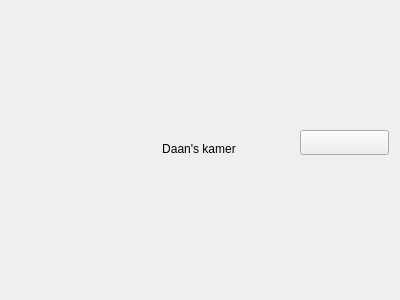
Qt form kamer_daan.ui (djog/djog_nanos_2018) before a commit.
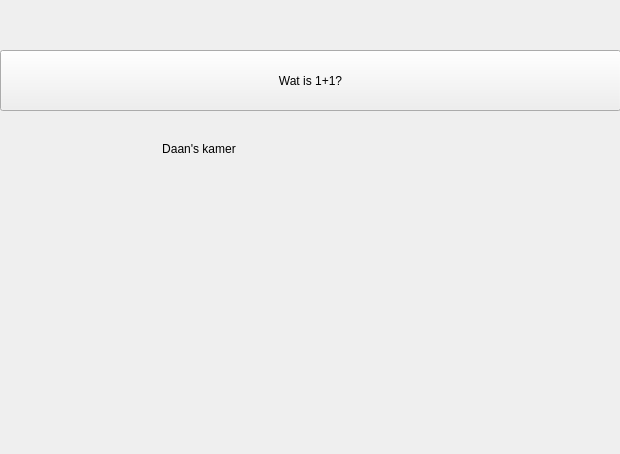
The same form after that commit.

Commit message: Hopelijk geen merge conflict, fingers crossed

The edit to the form file:
```diff
--- a/kamer_daan.ui
+++ b/kamer_daan.ui
@@ -6,8 +6,8 @@
    <rect>
     <x>0</x>
     <y>0</y>
-    <width>400</width>
-    <height>300</height>
+    <width>620</width>
+    <height>454</height>
    </rect>
   </property>
   <property name="windowTitle">
@@ -32,14 +32,14 @@
   <widget class="QPushButton" name="knop_o">
    <property name="geometry">
     <rect>
-     <x>300</x>
-     <y>130</y>
-     <width>89</width>
-     <height>25</height>
+     <x>0</x>
+     <y>50</y>
+     <width>621</width>
+     <height>61</height>
     </rect>
    </property>
    <property name="text">
-    <string/>
+    <string>Wat is 1+1?</string>
    </property>
   </widget>
  </widget>
```
The commit also changes 2 other files.
